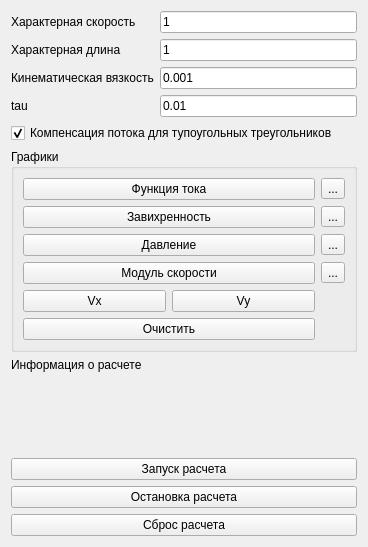
This is source/q3main/q3calculuseditor.ui in messteno/Q3Solver as Qt 5 draws it before an edit. The edited form follows.
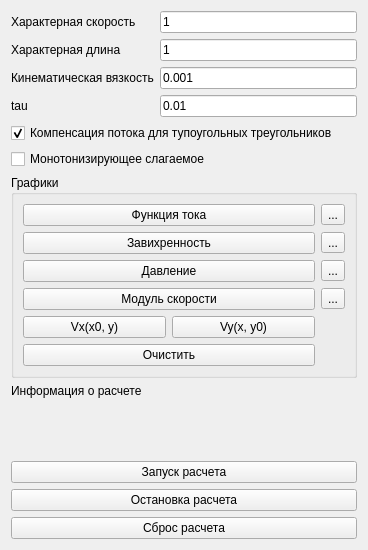
This is the edited form.

The edit to the form file:
```diff
--- a/source/q3main/q3calculuseditor.ui
+++ b/source/q3main/q3calculuseditor.ui
@@ -7,7 +7,7 @@
     <x>0</x>
     <y>0</y>
     <width>368</width>
-    <height>547</height>
+    <height>550</height>
    </rect>
   </property>
   <property name="windowTitle">
@@ -90,6 +90,16 @@
      </property>
     </widget>
    </item>
+   <item>
+    <widget class="QCheckBox" name="monotoneTermCheckBox">
+     <property name="text">
+      <string>Монотонизирующее слагаемое</string>
+     </property>
+     <property name="checked">
+      <bool>false</bool>
+     </property>
+    </widget>
+   </item>
    <item>
     <widget class="QGroupBox" name="internalGraphicsGroup">
      <property name="title">
@@ -101,14 +111,14 @@
         <item>
          <widget class="QPushButton" name="pushButton">
           <property name="text">
-           <string>Vx</string>
+           <string>Vx(x0, y)</string>
           </property>
          </widget>
         </item>
         <item>
          <widget class="QPushButton" name="pushButton_2">
           <property name="text">
-           <string>Vy</string>
+           <string>Vy(x, y0)</string>
           </property>
          </widget>
         </item>
```
Left out of the diff: 4 changed lines with no effect on the pictures.
